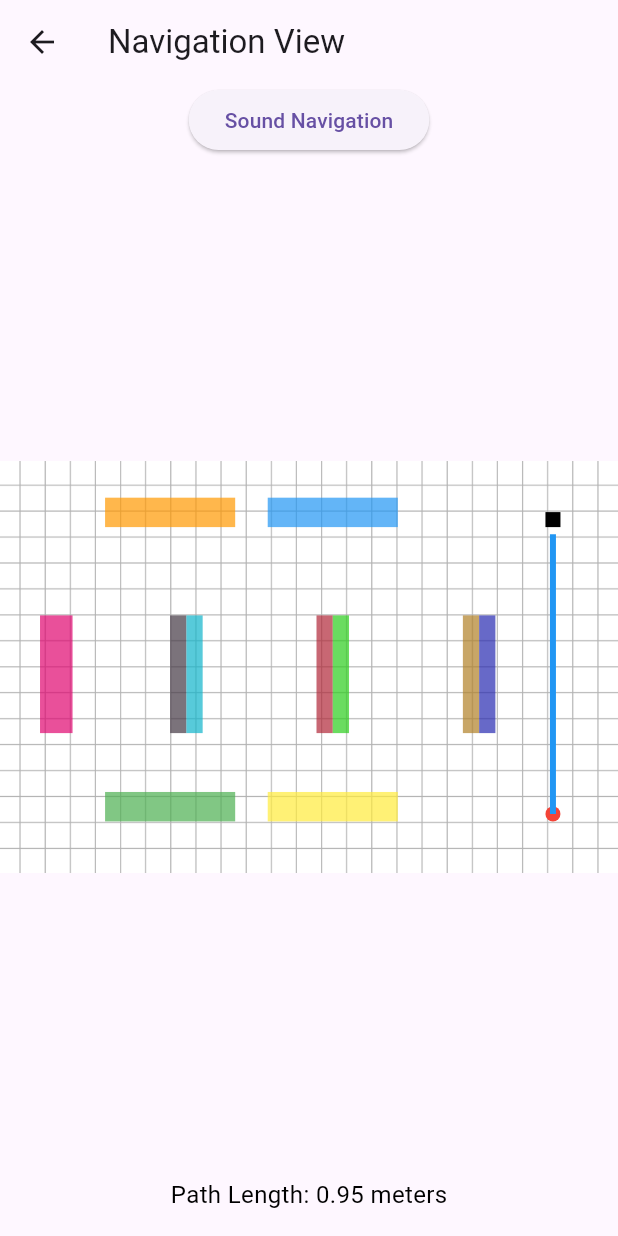
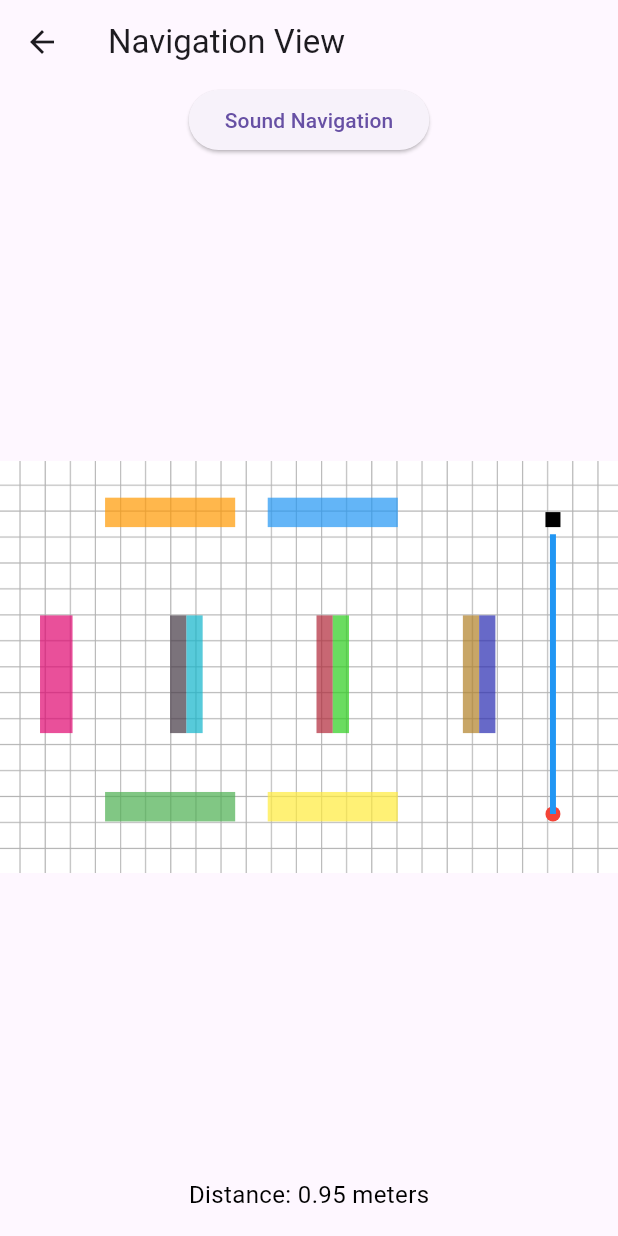
Before and after one commit to YeeWan1/InnoStore, a Flutter app: the NavigationView screen opened directly with empty values, on a phone screen of 412 x 824 dp. Run offline on Flutter 3.47's test engine with Material 3 defaults, Android fonts, the phone set to English and light mode, and no system bars; our stand-ins replace carousel_slider, cloud_firestore, firebase_auth, firebase_core, firebase_database, flutter_blue_plus and 6 more; accounts and stored records are empty.

Commit message:
Update navigation_view.dart

```diff
--- a/inno_store/lib/Map/navigation_view.dart
+++ b/inno_store/lib/Map/navigation_view.dart
@@ -343,7 +343,7 @@
                 double pathLength = pathFinder.calculatePathLength(path);
 
                 return Text(
-                  'Path Length: ${pathLength.toStringAsFixed(2)} meters',
+                  'Distance: ${pathLength.toStringAsFixed(2)} meters',
                   style: TextStyle(fontSize: 16, color: Colors.black),
                 );
               },
```
